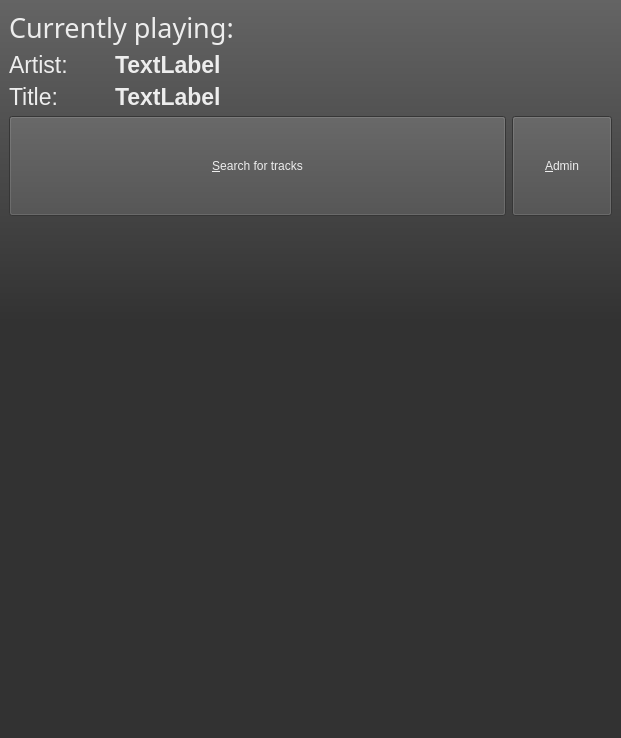
First picture: the form in mainWindow.ui, repository thomaslundgaard/Pimp, before the edit.
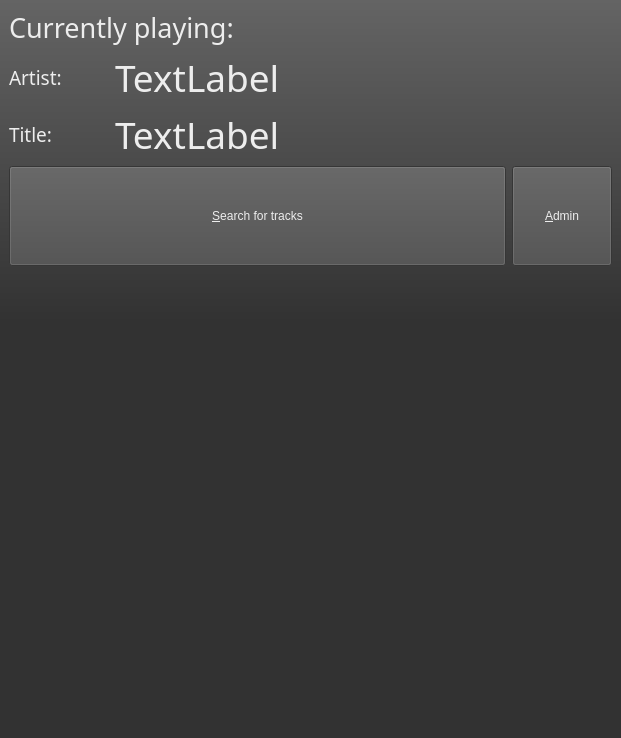
Second picture: the form after the edit. Icons and pictures are not drawn.

Commit message: fixed encoding issues with data retrieved from mpd + changed fonts in gui

What changed in the file:
```diff
--- a/mainWindow.ui
+++ b/mainWindow.ui
@@ -66,9 +66,16 @@
           </property>
           <property name="font">
            <font>
-            <pointsize>17</pointsize>
+            <family>Sans Serif</family>
+            <pointsize>14</pointsize>
+            <weight>50</weight>
+            <italic>false</italic>
+            <bold>false</bold>
            </font>
           </property>
+          <property name="styleSheet">
+           <string notr="true"/>
+          </property>
           <property name="text">
            <string>Artist:</string>
           </property>
@@ -78,9 +85,11 @@
          <widget class="QLabel" name="curArtist">
           <property name="font">
            <font>
-            <pointsize>17</pointsize>
-            <weight>75</weight>
-            <bold>true</bold>
+            <family>Sans Serif</family>
+            <pointsize>28</pointsize>
+            <weight>50</weight>
+            <italic>false</italic>
+            <bold>false</bold>
            </font>
           </property>
           <property name="styleSheet">
@@ -124,7 +133,11 @@
           </property>
           <property name="font">
            <font>
-            <pointsize>17</pointsize>
+            <family>Sans Serif</family>
+            <pointsize>14</pointsize>
+            <weight>50</weight>
+            <italic>false</italic>
+            <bold>false</bold>
            </font>
           </property>
           <property name="text">
@@ -136,11 +149,16 @@
          <widget class="QLabel" name="curTitle">
           <property name="font">
            <font>
-            <pointsize>17</pointsize>
-            <weight>75</weight>
-            <bold>true</bold>
+            <family>Sans Serif</family>
+            <pointsize>28</pointsize>
+            <weight>50</weight>
+            <italic>false</italic>
+            <bold>false</bold>
            </font>
           </property>
+          <property name="styleSheet">
+           <string notr="true">font: 28pt &quot;Sans Serif&quot;;</string>
+          </property>
           <property name="text">
            <string>TextLabel</string>
           </property>
```
Left out of the diff: 11 changed lines with no effect on the pictures. The commit also changes 3 other files.
